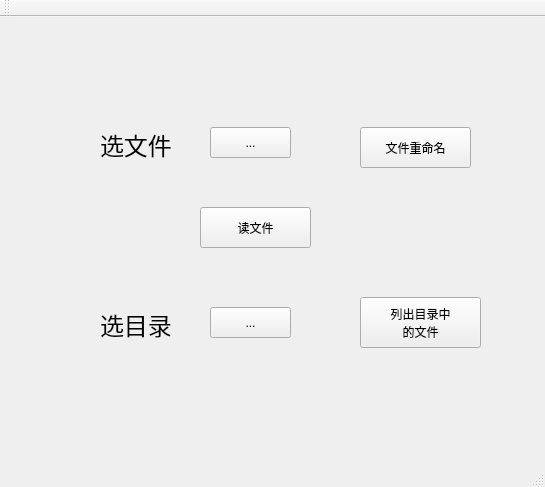
Qt form QFile_QFileInfo_QDir_QTextStream_QDataStream/mainwindow.ui (charon-cheung/Qt-Turtorial) before a commit.
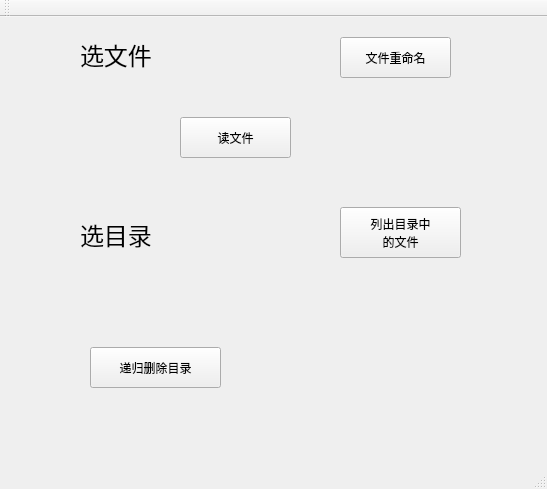
The same form after that commit.

Commit message: :sparkles: 递归删除目录

The edit to the form file:
```diff
--- a/QFile_QFileInfo_QDir_QTextStream_QDataStream/mainwindow.ui
+++ b/QFile_QFileInfo_QDir_QTextStream_QDataStream/mainwindow.ui
@@ -6,32 +6,19 @@
    <rect>
     <x>0</x>
     <y>0</y>
-    <width>545</width>
-    <height>487</height>
+    <width>547</width>
+    <height>489</height>
    </rect>
   </property>
   <property name="windowTitle">
    <string>MainWindow</string>
   </property>
   <widget class="QWidget" name="centralWidget">
-   <widget class="QToolButton" name="open_file">
-    <property name="geometry">
-     <rect>
-      <x>210</x>
-      <y>110</y>
-      <width>81</width>
-      <height>31</height>
-     </rect>
-    </property>
-    <property name="text">
-     <string>...</string>
-    </property>
-   </widget>
    <widget class="QPushButton" name="entryInfo">
     <property name="geometry">
      <rect>
-      <x>360</x>
-      <y>280</y>
+      <x>340</x>
+      <y>190</y>
       <width>121</width>
       <height>51</height>
      </rect>
@@ -41,24 +28,11 @@
 的文件</string>
     </property>
    </widget>
-   <widget class="QToolButton" name="open_dir">
-    <property name="geometry">
-     <rect>
-      <x>210</x>
-      <y>290</y>
-      <width>81</width>
-      <height>31</height>
-     </rect>
-    </property>
-    <property name="text">
-     <string>...</string>
-    </property>
-   </widget>
    <widget class="QPushButton" name="rename">
     <property name="geometry">
      <rect>
-      <x>360</x>
-      <y>110</y>
+      <x>340</x>
+      <y>20</y>
       <width>111</width>
       <height>41</height>
      </rect>
@@ -70,8 +44,8 @@
    <widget class="QLabel" name="label">
     <property name="geometry">
      <rect>
-      <x>100</x>
-      <y>110</y>
+      <x>80</x>
+      <y>20</y>
       <width>81</width>
       <height>31</height>
      </rect>
@@ -83,8 +57,8 @@
    <widget class="QLabel" name="label_2">
     <property name="geometry">
      <rect>
-      <x>100</x>
-      <y>290</y>
+      <x>80</x>
+      <y>200</y>
       <width>81</width>
       <height>31</height>
      </rect>
@@ -96,8 +70,8 @@
    <widget class="QPushButton" name="readFile">
     <property name="geometry">
      <rect>
-      <x>200</x>
-      <y>190</y>
+      <x>180</x>
+      <y>100</y>
       <width>111</width>
       <height>41</height>
      </rect>
@@ -106,13 +80,19 @@
      <string>读文件</string>
     </property>
    </widget>
-   <zorder>entryInfo</zorder>
-   <zorder>open_file</zorder>
-   <zorder>open_dir</zorder>
-   <zorder>rename</zorder>
-   <zorder>label</zorder>
-   <zorder>label_2</zorder>
-   <zorder>readFile</zorder>
+   <widget class="QPushButton" name="deleteDir">
+    <property name="geometry">
+     <rect>
+      <x>90</x>
+      <y>330</y>
+      <width>131</width>
+      <height>41</height>
+     </rect>
+    </property>
+    <property name="text">
+     <string>递归删除目录</string>
+    </property>
+   </widget>
   </widget>
   <widget class="QMenuBar" name="menuBar">
    <property name="geometry">
```
Left out of the diff: 2 changed lines with no effect on the pictures. The commit also changes 14 other files.
